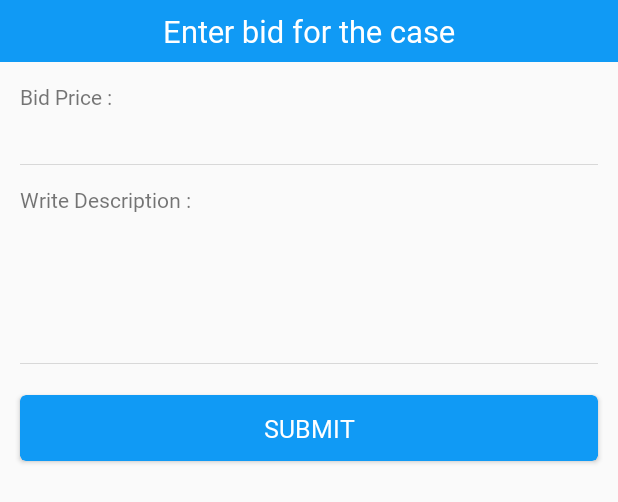
After one commit to kkmaity/TrafficTicketBuddy_Lawyer, an Android app: the layout dialog_placebid.xml on its own in the app's theme, with its tools: preview values and no code run, on a phone screen of 412 x 824 dp. The commit adds this screen. Shown: the top 502 px of the screen. Run offline under Robolectric (Android 15) with nearby library versions, the phone set to English and light mode, and no system bars.

Commit message:
submit bid done

```diff
--- a/app/src/main/java/com/trafficticketbuddy/lawyer/BaseActivity.java
+++ b/app/src/main/java/com/trafficticketbuddy/lawyer/BaseActivity.java
@@ -42,11 +42,9 @@ import com.google.android.gms.auth.api.signin.GoogleSignInOptions;
 import com.google.android.gms.common.api.ApiException;
 import com.google.android.gms.tasks.Task;
 import com.nostra13.universalimageloader.core.DisplayImageOptions;
-import com.nostra13.universalimageloader.core.assist.ImageScaleType;
 import com.nostra13.universalimageloader.core.display.RoundedBitmapDisplayer;
 import com.trafficticketbuddy.lawyer.interfaces.FbLoginCompleted;
 import com.trafficticketbuddy.lawyer.interfaces.GoogleLoginCompleted;
-import com.trafficticketbuddy.lawyer.model.cases.Response;
 import com.trafficticketbuddy.lawyer.preferences.Preference;
 import com.trafficticketbuddy.lawyer.utils.Constant;
 
@@ -75,7 +73,7 @@ public class BaseActivity extends AppCompatActivity implements View.OnClickListe
     private CallbackManager callbackManager;
     private FbLoginCompleted mFbLoginCompleted;
     private GoogleLoginCompleted mGoogleLoginCompleted;
-    public  static final List<com.trafficticketbuddy.lawyer.model.fetchCase.Response> caseListData=new ArrayList<>();
+    public  static final List<com.trafficticketbuddy.lawyer.model.fetchCase.Response<R>> caseListData=new ArrayList<>();
     public static DisplayImageOptions cacheOptions;
     @Override
     protected void onCreate(@Nullable Bundle savedInstanceState) {
--- a/app/src/main/java/com/trafficticketbuddy/lawyer/fragement/MadeBidFragment.java
+++ b/app/src/main/java/com/trafficticketbuddy/lawyer/fragement/MadeBidFragment.java
@@ -16,7 +16,6 @@ import com.trafficticketbuddy.lawyer.R;
 import com.trafficticketbuddy.lawyer.adapter.MadeBidRecyclerAdapter;
 import com.trafficticketbuddy.lawyer.interfaces.ItemClickListner;
 import com.trafficticketbuddy.lawyer.interfaces.MadeBidCaseDataLoaded;
-import com.trafficticketbuddy.lawyer.model.cases.Response;
 
 import java.util.ArrayList;
 import java.util.List;
@@ -26,7 +25,7 @@ public class MadeBidFragment extends BaseFragment implements MadeBidCaseDataLoad
     private SwipeRefreshLayout swipeRefreshLayout;
     private LinearLayoutManager mLayoutManager;
     private MadeBidRecyclerAdapter mAllCasesRecyclerAdapter;
-    private List<com.trafficticketbuddy.lawyer.model.fetchCase.Response> caseListData=new ArrayList<>();
+    private List<com.trafficticketbuddy.lawyer.model.fetchCase.Response<R>> caseListData=new ArrayList<>();
 
     @Override
     public View onCreateView(LayoutInflater inflater, ViewGroup container,
@@ -63,7 +62,7 @@ public class MadeBidFragment extends BaseFragment implements MadeBidCaseDataLoad
     }
 
     @Override
-    public void madeBidCaseDataLoaded(List<com.trafficticketbuddy.lawyer.model.fetchCase.Response> caseListData) {
+    public void madeBidCaseDataLoaded(List<com.trafficticketbuddy.lawyer.model.fetchCase.Response<R>> caseListData) {
         this.caseListData.clear();
         this.caseListData=caseListData;
         setAdapterRecyclerView();
--- a/app/src/main/java/com/trafficticketbuddy/lawyer/interfaces/AcceptedCaseDataLoaded.java
+++ b/app/src/main/java/com/trafficticketbuddy/lawyer/interfaces/AcceptedCaseDataLoaded.java
@@ -1,6 +1,6 @@
 package com.trafficticketbuddy.lawyer.interfaces;
 
-import com.trafficticketbuddy.lawyer.model.cases.Response;
+import com.trafficticketbuddy.lawyer.R;
 
 import java.util.List;
 
@@ -9,5 +9,5 @@ import java.util.List;
  */
 
 public interface AcceptedCaseDataLoaded {
-    public void acceptedCaseDataLoaded(List<com.trafficticketbuddy.lawyer.model.fetchCase.Response> caseListData);
+    public void acceptedCaseDataLoaded(List<com.trafficticketbuddy.lawyer.model.fetchCase.Response<R>> caseListData);
 }
--- a/app/src/main/java/com/trafficticketbuddy/lawyer/interfaces/MadeBidCaseDataLoaded.java
+++ b/app/src/main/java/com/trafficticketbuddy/lawyer/interfaces/MadeBidCaseDataLoaded.java
@@ -1,6 +1,6 @@
 package com.trafficticketbuddy.lawyer.interfaces;
 
-import com.trafficticketbuddy.lawyer.model.cases.Response;
+import com.trafficticketbuddy.lawyer.R;
 
 import java.util.List;
 
@@ -9,5 +9,5 @@ import java.util.List;
  */
 
 public interface MadeBidCaseDataLoaded {
-    public void madeBidCaseDataLoaded(List<com.trafficticketbuddy.lawyer.model.fetchCase.Response> caseListData);
+    public void madeBidCaseDataLoaded(List<com.trafficticketbuddy.lawyer.model.fetchCase.Response<R>> caseListData);
 }
--- a/app/src/main/java/com/trafficticketbuddy/lawyer/model/fetchCase/Response.java
+++ b/app/src/main/java/com/trafficticketbuddy/lawyer/model/fetchCase/Response.java
@@ -3,7 +3,9 @@ package com.trafficticketbuddy.lawyer.model.fetchCase;
 import com.google.gson.annotations.Expose;
 import com.google.gson.annotations.SerializedName;
 
-public class Response {
+import java.io.Serializable;
+
+public class Response<R> implements Serializable{
     @SerializedName("id")
     @Expose
     private String id;
--- a/app/src/main/java/com/trafficticketbuddy/lawyer/restservice/RestInterface.java
+++ b/app/src/main/java/com/trafficticketbuddy/lawyer/restservice/RestInterface.java
@@ -80,6 +80,12 @@ public interface RestInterface {
    @FormUrlEncoded
     @POST("api/v1/user/fetchCasesOflawyer")
     Call<GetAllCasesMain> getAllCases(@FieldMap Map<String,String> params);
+
+
+
+   @FormUrlEncoded
+    @POST("api/v1/user/placebid")
+    Call<ResponseBody> submitBid(@FieldMap Map<String,String> params);
 
  @POST("api/v1/user/banners")
  Call<HomeBannerMain> banners();
--- /dev/null
+++ b/app/src/main/res/layout/dialog_placebid.xml
@@ -0,0 +1,130 @@
+<?xml version="1.0" encoding="utf-8"?>
+<LinearLayout xmlns:android="http://schemas.android.com/apk/res/android"
+    android:layout_width="match_parent"
+    android:layout_height="wrap_content"
+    xmlns:app="http://schemas.android.com/apk/res-auto"
+    android:orientation="vertical">
+    <TextView
+        android:layout_width="match_parent"
+        android:layout_height="wrap_content"
+        android:textSize="@dimen/_16sdp"
+        android:text="Enter bid for the case"
+        android:fontFamily="@font/lato_regular"
+        android:background="@color/colorPrimary"
+        android:textColor="@color/white"
+        android:layout_gravity="center"
+        android:gravity="center"
+        android:padding="@dimen/_5sdp"/>
+
+    <LinearLayout
+        android:layout_width="match_parent"
+        android:layout_height="wrap_content"
+        android:layout_marginLeft="@dimen/_10sdp"
+        android:layout_marginRight="@dimen/_10sdp"
+        android:layout_marginTop="@dimen/_10sdp"
+        android:orientation="vertical">
+        <TextView
+            android:layout_width="wrap_content"
+            android:layout_height="wrap_content"
+            android:text="Bid Price :"
+            android:fontFamily="@font/lato_regular"
+            android:textSize="@dimen/_11sdp"/>
+        <LinearLayout
+            android:layout_width="match_parent"
+            android:layout_height="wrap_content"
+            android:orientation="horizontal"
+            android:layout_gravity="center"
+            android:gravity="center">
+            <EditText
+                android:id="@+id/et_bid_price"
+                android:layout_width="0dp"
+                android:layout_weight="1"
+                android:layout_height="wrap_content"
+                android:textSize="@dimen/_11sdp"
+                android:fontFamily="@font/lato_regular"
+                android:background="@null"
+                android:inputType="textPersonName"
+                android:maxLines="1"
+                android:textColor="@color/txt_grey"
+                android:textColorHint="@color/hint_grey"
+                android:maxLength="150"
+                android:paddingRight="@dimen/_5sdp"
+                android:paddingBottom="@dimen/_6sdp"
+                android:paddingTop="@dimen/_6sdp"
+                />
+        </LinearLayout>
+    </LinearLayout>
+    <View
+        android:layout_width="match_parent"
+        android:layout_height="0.5dp"
+        android:layout_marginLeft="@dimen/_10sdp"
+        android:layout_marginRight="@dimen/_10sdp"
+        android:background="@color/grey"></View>
+    <LinearLayout
+        android:layout_width="match_parent"
+        android:layout_height="wrap_content"
+        android:layout_marginTop="@dimen/_10sdp"
+        android:layout_marginLeft="@dimen/_10sdp"
+        android:layout_marginRight="@dimen/_10sdp"
+        android:orientation="vertical">
+        <TextView
+            android:layout_width="wrap_content"
+            android:layout_height="wrap_content"
+            android:text="Write Description :"
+            android:fontFamily="@font/lato_regular"
+            android:textSize="@dimen/_11sdp"/>
+        <LinearLayout
+            android:layout_width="match_parent"
+            android:layout_height="wrap_content"
+            android:orientation="horizontal"
+            android:layout_gravity="center"
+            android:gravity="center">
+            <EditText
+                android:id="@+id/et_description"
+                android:layout_width="0dp"
+                android:layout_weight="1"
+                android:layout_height="wrap_content"
+                android:textSize="@dimen/_11sdp"
+                android:fontFamily="@font/lato_regular"
+                android:background="@null"
+                android:inputType="textMultiLine"
+                android:lines="5"
+                android:maxLines="1"
+                android:textColor="@color/txt_grey"
+                android:textColorHint="@color/hint_grey"
+                android:maxLength="150"
+                android:paddingRight="@dimen/_5sdp"
+                android:paddingBottom="@dimen/_6sdp"
+                android:paddingTop="@dimen/_6sdp"
+                />
+        </LinearLayout>
+    </LinearLayout>
+    <View
+        android:layout_width="match_parent"
+        android:layout_height="0.5dp"
+        android:layout_marginLeft="@dimen/_10sdp"
+        android:layout_marginRight="@dimen/_10sdp"
+        android:background="@color/grey"></View>
+    <android.support.v7.widget.CardView
+        android:id="@+id/cardSubmit"
+        android:layout_width="match_parent"
+        android:layout_height="wrap_content"
+        app:cardBackgroundColor="@color/colorPrimary"
+        app:cardCornerRadius="@dimen/_3sdp"
+        android:layout_marginTop="@dimen/_16sdp"
+        android:layout_marginLeft="@dimen/_10sdp"
+        android:layout_marginRight="@dimen/_10sdp"
+        android:layout_marginBottom="@dimen/_21sdp"
+        android:elevation="@dimen/_2sdp">
+        <TextView
+            android:layout_width="match_parent"
+            android:layout_height="wrap_content"
+            android:textColor="@color/white"
+            android:text="SUBMIT"
+            android:gravity="center"
+            android:fontFamily="@font/lato_regular"
+            android:layout_gravity="center"
+            android:padding="@dimen/_8sdp"
+            android:textSize="@dimen/_13sdp" />
+    </android.support.v7.widget.CardView>
+</LinearLayout>
```
Also changed, not shown: app/src/main/java/com/trafficticketbuddy/lawyer/CaseDetailsActivity.java (+96 -3 lines), app/src/main/java/com/trafficticketbuddy/lawyer/MainActivity.java (+4 -4 lines), app/src/main/java/com/trafficticketbuddy/lawyer/adapter/AcceptedCasesRecyclerAdapter.java (+2 -5 lines), app/src/main/java/com/trafficticketbuddy/lawyer/adapter/MadeBidRecyclerAdapter.java (+2 -6 lines), app/src/main/java/com/trafficticketbuddy/lawyer/apis/ApiSubmitBid.java (added, +48 -0 lines), app/src/main/java/com/trafficticketbuddy/lawyer/fragement/AcceptedCaseFragment.java (+3 -6 lines), app/src/main/java/com/trafficticketbuddy/lawyer/model/fetchCase/FetchCasesMain.java (+4 -3 lines), app/src/main/res/layout/activity_casedetails.xml (+19 -8 lines).
